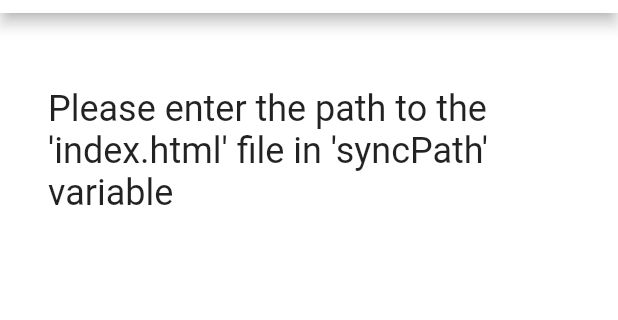
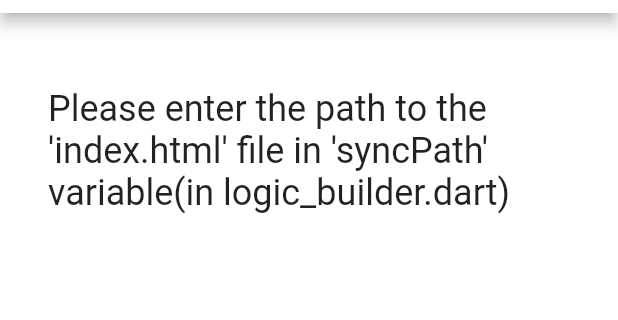
Before and after one commit to holailusoria/Native_App_Shell, a Flutter app: the StartPageStateful screen opened directly, on a phone screen of 412 x 824 dp, the part 71-391 px from its top. Run offline on Flutter 3.47's test engine with Material 2 defaults, Android fonts, the phone set to English and light mode, and no system bars; our stand-ins replace permission_handler; missing offline and left inert: flutter_inappwebview.

Commit message:
init commit

```diff
--- a/lib/logic_builder.dart
+++ b/lib/logic_builder.dart
@@ -1,23 +1,20 @@
 import 'package:flutter_inappwebview/flutter_inappwebview.dart';
 import 'package:flutter/material.dart';
 import 'package:native_app_shell/web_view_container.dart';
-import 'dart:io' as io;
 
 class StartPageStateless extends StatelessWidget {
   //TODO Set path to your 'index.html' file!
-  var syncPath = '/Users/default/StudioProjects/native_app_shell/lib/main.dart';
+  var syncPath = 'assets/ui_builder_app/index.html';
 
   @override
   Widget build(BuildContext context) {
     return MaterialApp(
         debugShowCheckedModeBanner: false,
-        home: isExists() //&& appUrl.contains('backendless')
-            ? WebViewContainer(syncPath)
-            : StartPageStateful());
+        home: isExists() ? WebViewContainer(syncPath) : StartPageStateful());
   }
 
   bool isExists() {
-    return io.File(syncPath).existsSync();
+    return syncPath.contains('/index.html');
   }
 }
 
@@ -61,7 +58,7 @@ class _StartPageStatefulState extends State<StartPageStateful> {
               Padding(
                 padding: const EdgeInsets.symmetric(horizontal: 32.0),
                 child: Text(
-                  'Please enter the path to the \'index.html\' file in \'syncPath\' variable',
+                  'Please enter the path to the \'index.html\' file in \'syncPath\' variable(in logic_builder.dart)',
                   style: TextStyle(
                     fontSize: 24.0,
                   ),
--- a/pubspec.yaml
+++ b/pubspec.yaml
@@ -25,3 +25,4 @@ flutter:
   assets:
     - images/
     - assets/ui_builder_app/
+    - assets/ui_builder_app/library/sdk/sdk.js
```
Also changed, not shown: 2 other files.
